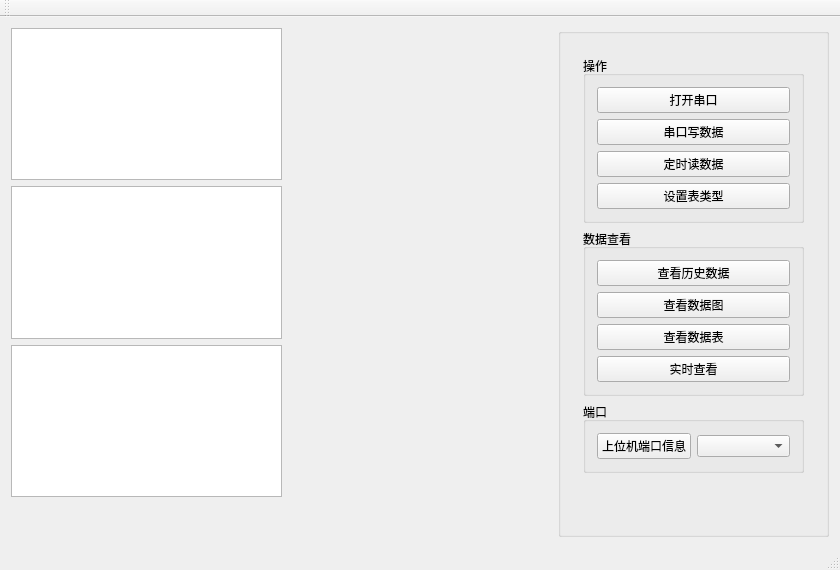
This is SpreadSheet/ui/mainwindow.ui in MelonSuika/EmonitorSys as Qt 5 draws it before an edit. The edited form follows.
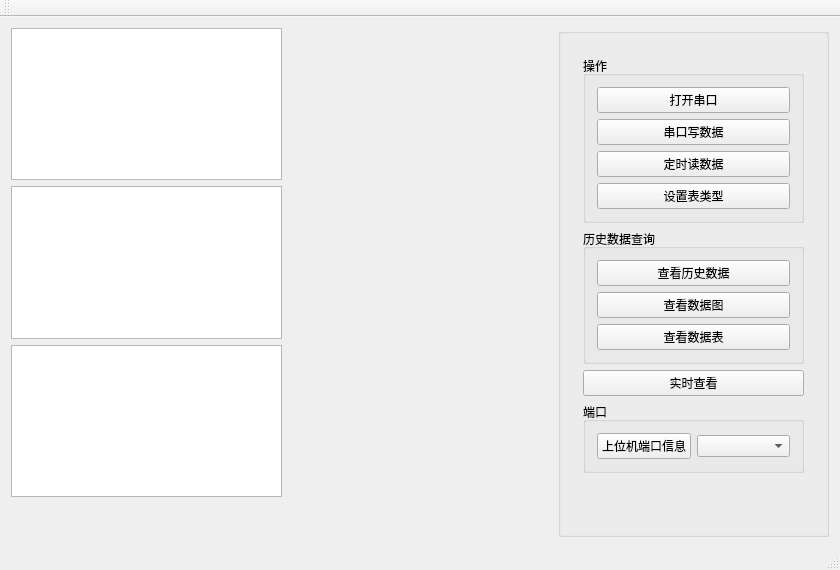
This is the edited form. Icons and pictures are not drawn.

The edit to the form file:
```diff
--- a/SpreadSheet/ui/mainwindow.ui
+++ b/SpreadSheet/ui/mainwindow.ui
@@ -170,7 +170,7 @@
               <item>
                <widget class="QGroupBox" name="groupBox_2">
                 <property name="title">
-                 <string>数据查看</string>
+                 <string>历史数据查询</string>
                 </property>
                 <layout class="QVBoxLayout" name="verticalLayout_2">
                  <item>
@@ -194,14 +194,14 @@
                    </property>
                   </widget>
                  </item>
+                </layout>
+               </widget>
+              </item>
                  <item>
                   <widget class="QPushButton" name="pushButton_dashBoard">
                    <property name="text">
                     <string>实时查看</string>
                    </property>
-                  </widget>
-                 </item>
-                </layout>
                </widget>
               </item>
               <item>
```
Lines whose indentation alone changed are shown as unchanged.
